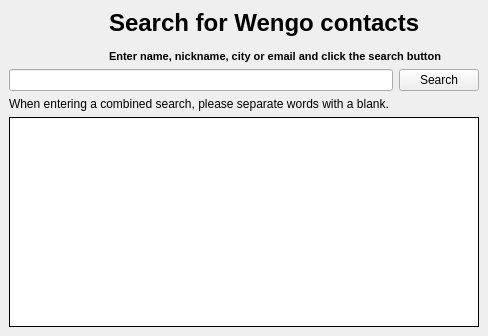
Old version of the form wengophone/src/presentation/qt/webservices/directory/WsDirectory.ui in the repository tkrotoff/WengoPhone.
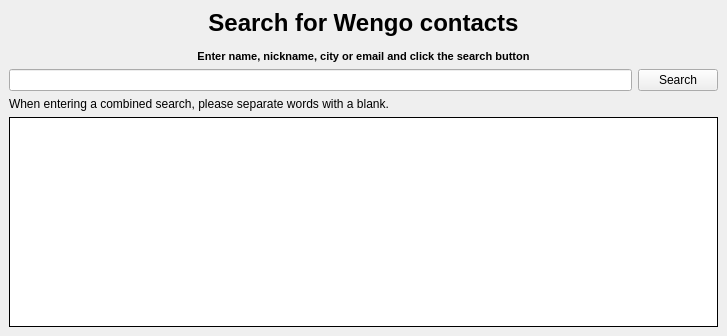
New version of the form. Icons and pictures are not drawn.

Commit message: small gui changes on search directory

Diff of the .ui file:
```diff
--- a/wengophone/src/presentation/qt/webservices/directory/WsDirectory.ui
+++ b/wengophone/src/presentation/qt/webservices/directory/WsDirectory.ui
@@ -8,7 +8,7 @@
    <rect>
     <x>0</x>
     <y>0</y>
-    <width>488</width>
+    <width>727</width>
     <height>336</height>
    </rect>
   </property>
@@ -319,6 +319,9 @@
        </disabled>
       </palette>
      </property>
+     <property name="autoFillBackground" >
+      <bool>true</bool>
+     </property>
      <property name="frameShape" >
       <enum>QFrame::Panel</enum>
      </property>
@@ -620,6 +623,9 @@
      <property name="text" >
       <string>&lt;span style="font-size:18pt;">Search for Wengo contacts&lt;/span>&lt;br />&lt;br />&lt;span>Enter name, nickname, city or email and click the search button&lt;/span></string>
      </property>
+     <property name="alignment" >
+      <set>Qt::AlignCenter</set>
+     </property>
      <property name="indent" >
       <number>100</number>
      </property>
```
The commit also changes 1 other file.
